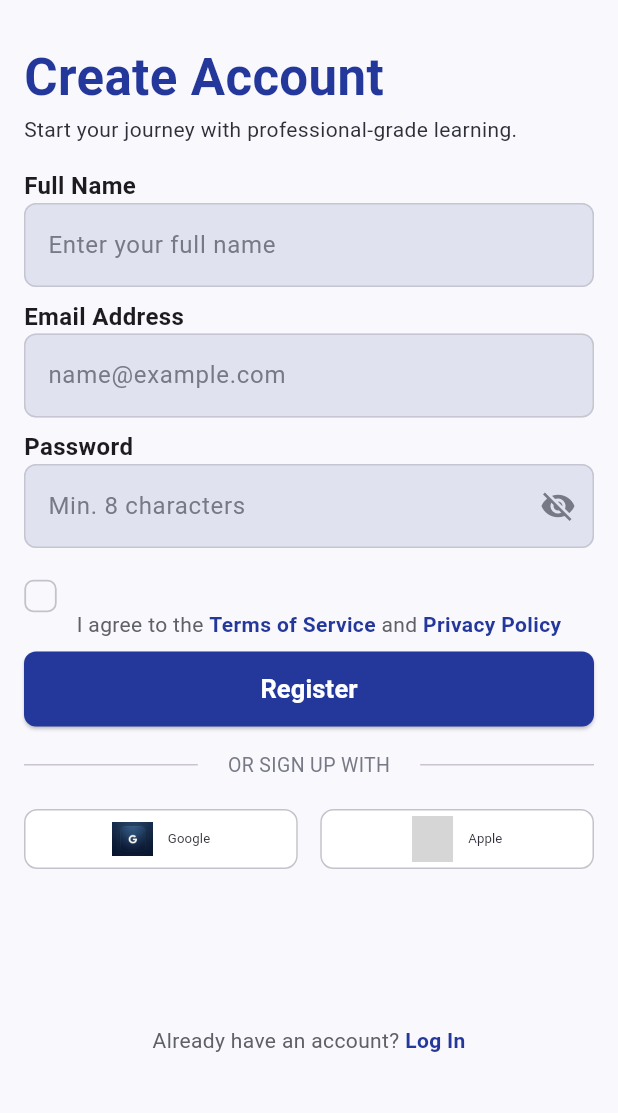
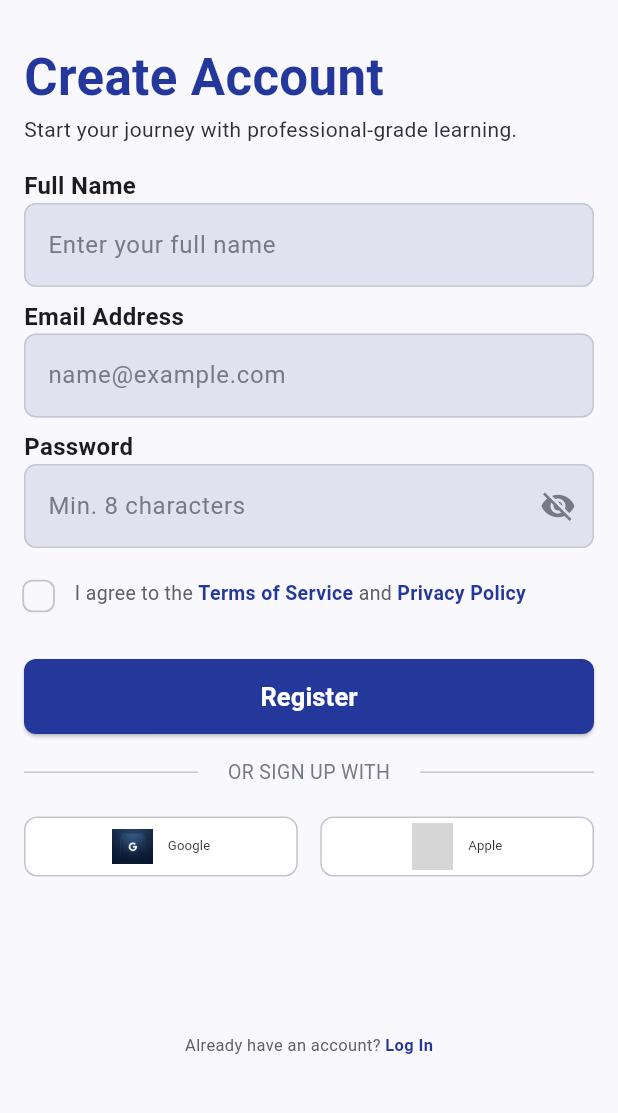
Before and after one commit to NadyAlwazah/flutter-task05-skills-academy-beg, a Flutter app: the screen it shows after launch, on a phone screen of 412 x 824 dp, the part 67-1180 px from its top. Run offline on Flutter 3.47's test engine with Material 3 defaults, Android fonts, the phone set to English and light mode, and no system bars; our stand-ins replace flutter_screenutil, flutter_svg, go_router; grey boxes are pictures that could not be loaded.

Commit message:
refactor: improve TermsAndConditions layout and apply ScreenUtil responsiveness

```diff
--- a/lib/core/utils/styles.dart
+++ b/lib/core/utils/styles.dart
@@ -15,13 +15,13 @@ abstract class Styles {
 
   static const TextStyle authText = TextStyle(
     color: Color(0xFF606168),
-    fontSize: 14,
+    fontSize: 13,
   );
 
   static const TextStyle authAction = TextStyle(
     color: AppColors.primary,
     fontWeight: FontWeight.w600,
-    fontSize: 14,
+    fontSize: 13,
   );
 
   static const TextStyle buttonText = TextStyle(
--- a/lib/features/auth/presentation/views/widgets/have_an_account_widget.dart
+++ b/lib/features/auth/presentation/views/widgets/have_an_account_widget.dart
@@ -1,4 +1,5 @@
 import 'package:flutter/material.dart';
+import 'package:flutter_screenutil/flutter_screenutil.dart';
 import '../../../../../core/utils/styles.dart';
 
 class HaveAnAccountWidget extends StatelessWidget {
@@ -11,10 +12,16 @@ class HaveAnAccountWidget extends StatelessWidget {
     return Row(
       mainAxisAlignment: MainAxisAlignment.center,
       children: [
-        const Text("Already have an account? ", style: Styles.authText),
+        Text(
+          "Already have an account? ",
+          style: Styles.authText.copyWith(fontSize: 10.sp),
+        ),
         GestureDetector(
           onTap: onLoginTap,
-          child: const Text("Log In", style: Styles.authAction),
+          child: Text(
+            "Log In",
+            style: Styles.authAction.copyWith(fontSize: 10.sp),
+          ),
         ),
       ],
     );
--- a/lib/features/auth/presentation/views/widgets/terms_and_conditions.dart
+++ b/lib/features/auth/presentation/views/widgets/terms_and_conditions.dart
@@ -1,10 +1,12 @@
 import 'package:flutter/material.dart';
+import 'package:flutter_screenutil/flutter_screenutil.dart';
 import 'package:flutter_task05_skills_academy_beg/core/theme/app_colors.dart';
 import 'package:flutter_task05_skills_academy_beg/core/utils/styles.dart';
 
 class TermsAndConditions extends StatefulWidget {
   const TermsAndConditions({super.key, required this.onChanged});
   final ValueChanged<bool> onChanged;
+
   @override
   State<TermsAndConditions> createState() => _TermsAndConditionsState();
 }
@@ -15,14 +17,14 @@ class _TermsAndConditionsState extends State<TermsAndConditions> {
   @override
   Widget build(BuildContext context) {
     return Transform.translate(
-      offset: const Offset(-13, 0),
+      offset: Offset(-13.w, 0),
       child: Row(
-        crossAxisAlignment: CrossAxisAlignment.end,
+        crossAxisAlignment: CrossAxisAlignment.start,
         children: [
           Padding(
-            padding: const EdgeInsets.only(bottom: 5),
+            padding: const EdgeInsets.only(bottom: 10),
             child: Transform.scale(
-              scale: 1.2,
+              scale: 1.1.r,
               child: Checkbox(
                 activeColor: AppColors.primary,
                 value: isChecked,
@@ -33,58 +35,33 @@ class _TermsAndConditionsState extends State<TermsAndConditions> {
                   });
                 },
                 shape: RoundedRectangleBorder(
-                  borderRadius: BorderRadius.circular(5),
+                  borderRadius: BorderRadius.circular(5.r),
                 ),
                 side: const BorderSide(width: 1, color: Color(0xFFC4C3CB)),
               ),
             ),
           ),
-          const Expanded(
+
+          Expanded(
+            child: Padding(
+              padding: EdgeInsets.only(top: 10.h),
               child: Text.rich(
                 TextSpan(
                   children: [
                     TextSpan(text: "I agree to the ", style: Styles.authText),
-                  TextSpan(text: "Terms of Service ", style: Styles.authAction),
+                    TextSpan(
+                      text: "Terms of Service ",
+                      style: Styles.authAction,
+                    ),
                     TextSpan(text: "and ", style: Styles.authText),
                     TextSpan(text: "Privacy Policy", style: Styles.authAction),
                   ],
                 ),
               ),
             ),
+          ),
         ],
       ),
-
-      // child: Row(
-      //   children: [
-      //     Checkbox(
-      //       activeColor: AppColors.primary,
-      //       value: isChecked,
-      //       onChanged: (value) {
-      //         setState(() {
-      //           isChecked = value!;
-      //           widget.onChanged(value);
-      //         });
-      //       },
-      //       shape: RoundedRectangleBorder(
-      //         borderRadius: BorderRadiusGeometry.circular(5),
-      //       ),
-      //       side: const BorderSide(width: 1, color: Color(0xFFC4C3CB)),
-      //     ),
-
-      //     const Expanded(
-      //       child: Text.rich(
-      //         TextSpan(
-      //           children: [
-      //             TextSpan(text: "I agree to the ", style: Styles.authText),
-      //             TextSpan(text: "Terms of Service ", style: Styles.authAction),
-      //             TextSpan(text: "and ", style: Styles.authText),
-      //             TextSpan(text: "Privacy Policy", style: Styles.authAction),
-      //           ],
-      //         ),
-      //       ),
-      //     ),
-      //   ],
-      // ),
     );
   }
 }
```
Lines whose indentation alone changed are shown as unchanged.
